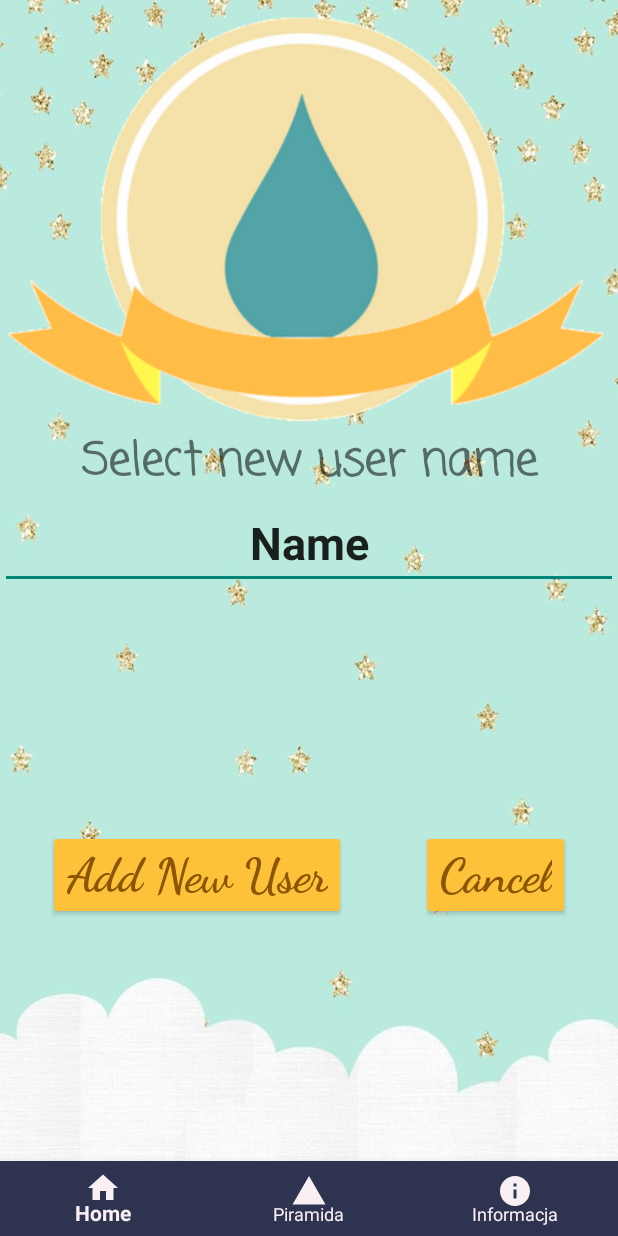
After one commit to tomaszd/FoodClicker, an Android app: the AddProfileActivity screen opened directly, with no data from a screen before it, on a phone screen of 412 x 824 dp. The commit adds this screen. Run offline under Robolectric (Android 15) with nearby library versions, the phone set to English and light mode, and no system bars.

Commit message:
add Profile

```diff
--- a/app/src/main/AndroidManifest.xml
+++ b/app/src/main/AndroidManifest.xml
@@ -57,7 +57,9 @@
 
         <service
             android:name=".LogDBService"
-            android:exported="false"></service>
+            android:exported="false" />
+
+        <activity android:name=".AddProfileActivity"></activity>
     </application>
 
 </manifest>
--- /dev/null
+++ b/app/src/main/java/com/example/tomaszek/foodclicker/AddProfileActivity.java
@@ -0,0 +1,57 @@
+package com.example.tomaszek.foodclicker;
+
+import android.content.Intent;
+import android.os.Bundle;
+import android.support.v7.app.AppCompatActivity;
+import android.view.View;
+import android.widget.Button;
+import android.widget.EditText;
+import android.widget.Toast;
+
+public class AddProfileActivity extends AppCompatActivity {
+
+    @Override
+    protected void onCreate(Bundle savedInstanceState) {
+        super.onCreate(savedInstanceState);
+        setContentView(R.layout.activity_add_profile_activty);
+
+        final EditText editTextName = (EditText) findViewById(R.id.editTextName);
+
+        final Button buttonAddNewUser = (Button) findViewById(R.id.buttonAddNewUser);
+        final Button buttonCancel = (Button) findViewById(R.id.buttonCancel);
+
+        buttonAddNewUser.setOnClickListener(new View.OnClickListener() {
+            @Override
+            public void onClick(View view) {
+                String newUsername = String.valueOf(editTextName.getText());
+                if (newUsername.equals("")) {
+                    Toast toast1 = Toast.makeText(getApplicationContext(), "Please enter user name", Toast.LENGTH_LONG);
+                    toast1.show();
+                    return;
+                }
+                Toast toast1 = Toast.makeText(getApplicationContext(), "Added user :  " + newUsername, Toast.LENGTH_LONG);
+                toast1.show();
+                Intent myIntent = new Intent(AddProfileActivity.this, MainActivity.class);
+                myIntent.putExtra("woda", 0); //Optional parameters
+                myIntent.putExtra("inne", 0); //Optional parameters
+                myIntent.putExtra("warzywa", 0); //Optional parameters
+                myIntent.putExtra("owoce", 0); //Optional parameters
+                myIntent.putExtra("ryby", 0); //Optional parameters
+                myIntent.putExtra("zboza", 0); //Optional parameters
+                myIntent.putExtra("nabial", 0); //Optional parameters
+                myIntent.putExtra("orzechy", 0); //Optional parameters
+                myIntent.putExtra("otherActivity", true); //Optional parameters
+
+            }
+        });
+
+        buttonCancel.setOnClickListener(new View.OnClickListener() {
+            @Override
+            public void onClick(View view) {
+                Toast toast1 = Toast.makeText(getApplicationContext(), "User addition Canceled", Toast.LENGTH_LONG);
+                toast1.show();
+                onBackPressed();
+            }
+        });
+    }
+}
--- /dev/null
+++ b/app/src/main/res/layout/activity_add_profile_activty.xml
@@ -0,0 +1,109 @@
+<?xml version="1.0" encoding="utf-8"?>
+<LinearLayout xmlns:android="http://schemas.android.com/apk/res/android"
+    android:layout_width="match_parent"
+    android:layout_height="wrap_content"
+    android:background="@drawable/blue_background"
+    android:orientation="vertical">
+
+
+    <LinearLayout
+        android:layout_width="wrap_content"
+        android:layout_height="wrap_content"
+        android:layout_gravity="center"
+        android:layout_margin="0dp"
+
+        android:orientation="horizontal">
+
+        <ImageButton
+            android:id="@+id/btnSettings"
+
+            android:layout_width="0dp"
+            android:layout_height="wrap_content"
+            android:layout_weight="4"
+            android:adjustViewBounds="true"
+            android:background="@null"
+            android:scaleType="centerCrop"
+            android:src="@drawable/woda_wst" />
+
+    </LinearLayout>
+
+
+    <TextView
+        android:id="@+id/textView"
+        android:layout_width="match_parent"
+        android:layout_height="wrap_content"
+        android:fontFamily="casual"
+        android:text="Select new user name"
+        android:textAlignment="center"
+        android:textSize="30sp"
+        android:textStyle="bold" />
+
+    <EditText
+        android:id="@+id/editTextName"
+        android:layout_width="match_parent"
+        android:layout_height="wrap_content"
+        android:ems="10"
+        android:inputType="textPersonName"
+        android:text="Name"
+        android:textAlignment="center"
+        android:textSize="30sp"
+        android:textStyle="bold"
+        android:typeface="sans" />
+
+    <LinearLayout
+        android:layout_width="wrap_content"
+        android:layout_height="wrap_content"
+        android:layout_gravity="center"
+        android:layout_margin="0dp"
+        android:layout_weight="1"
+        android:orientation="horizontal">
+
+
+        <Button
+            android:id="@+id/buttonAddNewUser"
+            android:layout_width="match_parent"
+            android:layout_height="wrap_content"
+            android:layout_gravity="center"
+            android:layout_weight="2"
+            android:backgroundTint="@color/tlo"
+            android:fontFamily="cursive"
+            android:text="Add New User"
+            android:textAlignment="center"
+            android:textAllCaps="false"
+            android:textColor="@color/tekst_zliczanie"
+            android:textSize="32sp"
+            android:textStyle="bold" />
+
+        <Space
+            android:layout_width="50dp"
+            android:layout_height="wrap_content"
+            android:layout_weight="2" />
+
+        <Button
+            android:id="@+id/buttonCancel"
+            android:layout_width="match_parent"
+            android:layout_height="wrap_content"
+            android:layout_gravity="center|center_horizontal"
+            android:layout_weight="2"
+            android:backgroundTint="@color/tlo"
+            android:fontFamily="cursive"
+            android:text="Cancel"
+            android:textAlignment="center"
+            android:textAllCaps="false"
+            android:textColor="@color/tekst_zliczanie"
+            android:textSize="32sp"
+            android:textStyle="bold" />
+
+
+    </LinearLayout>
+
+    <android.support.design.widget.BottomNavigationView xmlns:android="http://schemas.android.com/apk/res/android"
+        xmlns:app="http://schemas.android.com/apk/res-auto"
+        android:id="@+id/navigation"
+        android:layout_width="wrap_content"
+        android:layout_height="50dp"
+        app:itemBackground="@color/colorPrimaryDark"
+        app:itemIconTint="@color/colorWhite"
+        app:itemTextColor="@color/colorWhite"
+        app:menu="@menu/my_navigation_items" />
+</LinearLayout>
```
Also changed, not shown: app/src/main/java/com/example/tomaszek/foodclicker/MainActivity.java (+12 -0 lines), app/src/main/java/com/example/tomaszek/foodclicker/TabelaActivity.java (+12 -0 lines).
